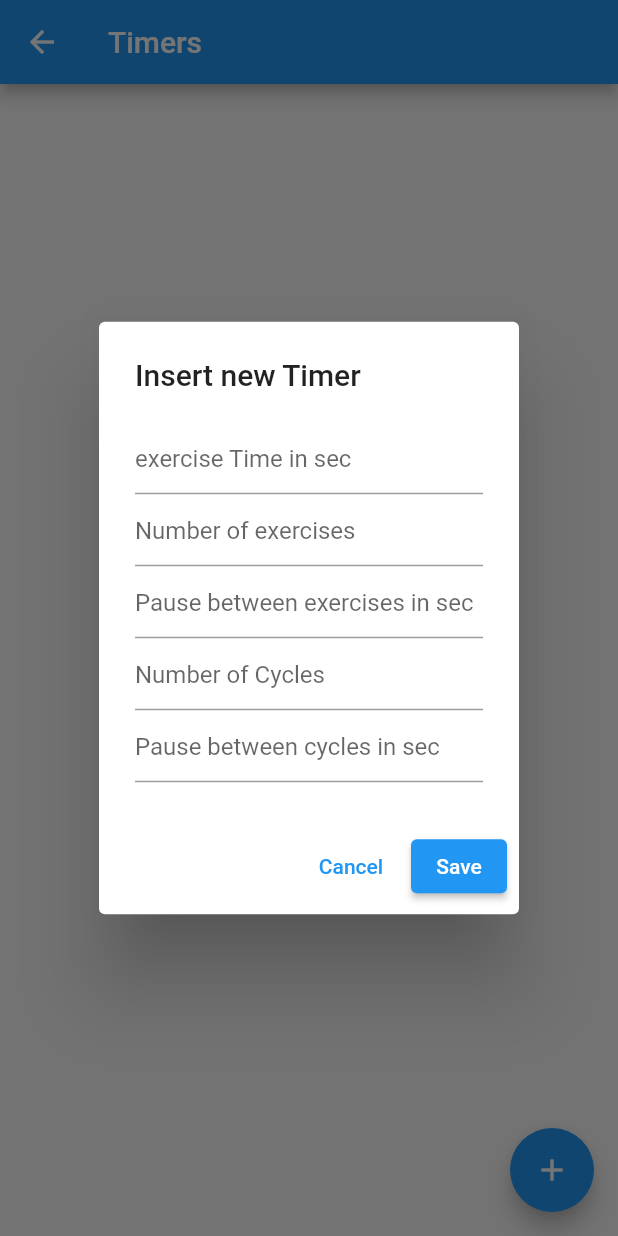
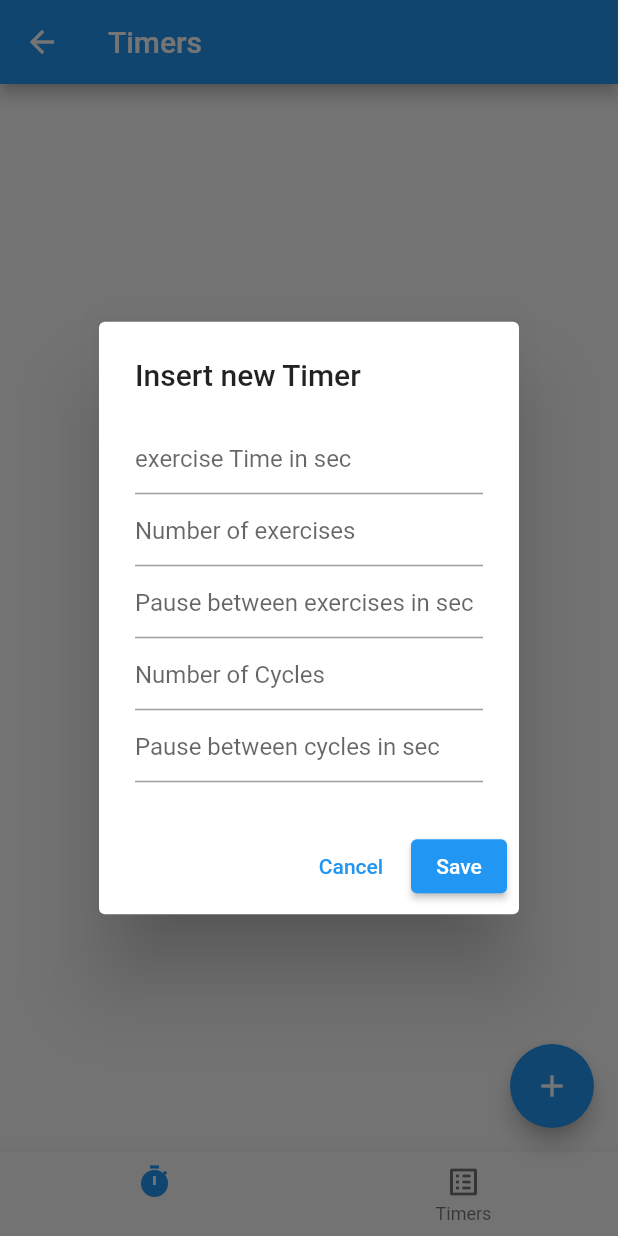
Before and after one commit to jobam/HoneyTime, a Flutter app: the screen it shows after launch, item 2 of the bottom bar chosen, after a tap on the "add" icon, on a phone screen of 412 x 824 dp. Run offline on Flutter 3.47's test engine with Material 2 defaults, Android fonts, the phone set to English and light mode, and no system bars; our stand-ins replace shared_preferences.

Commit message:
feat: Select timer to start

```diff
--- a/lib/main.dart
+++ b/lib/main.dart
@@ -1,6 +1,8 @@
 import 'package:flutter/material.dart';
 import 'package:honey_time/screens/list_screen.dart';
 import 'package:honey_time/screens/timer_screen.dart';
+
+import 'models/timer.dart';
 
 void main() {
   runApp(const MyApp());
@@ -18,9 +20,9 @@ class MyApp extends StatelessWidget {
           primarySwatch: Colors.blue
         ),
         routes: {
-          '/': (context) => TimerScreen(),
+          '/': (context) => TimerScreen(timer:Timer.DEFAULT_TIMER),
           '/list': (context) => ListScreen(),
         },
-        initialRoute: '/');
+        initialRoute: '/list');
   }
 }
--- a/lib/models/timer.dart
+++ b/lib/models/timer.dart
@@ -4,6 +4,14 @@ class Timer {
   static const int exercises_TIME_INSEC_DEFAULT = 25;
   static const int PAUSE_BETWEEN_EXERCISES_DEFAULT = 10;
   static const int PAUSE_BETWEEN_CYCLES_DEFAULT = 30;
+
+  static Timer DEFAULT_TIMER = Timer(
+      'DEFAULT',
+      CYCLE_DEFAULT,
+      exercises_NB_DEFAULT,
+      exercises_TIME_INSEC_DEFAULT,
+      PAUSE_BETWEEN_EXERCISES_DEFAULT,
+      PAUSE_BETWEEN_CYCLES_DEFAULT);
 
   String id = '';
   int cycles = CYCLE_DEFAULT;
@@ -27,9 +35,9 @@ class Timer {
         map['pauseBetweenCycles'] ?? PAUSE_BETWEEN_CYCLES_DEFAULT;
   }
 
-  Map<String, dynamic> toJson(){
+  Map<String, dynamic> toJson() {
     return {
-      'id':id,
+      'id': id,
       'cycles': cycles,
       'exercisesNb': exercisesNb,
       'exerciseTimeInSec': exerciseTimeInSec,
--- a/lib/screens/list_screen.dart
+++ b/lib/screens/list_screen.dart
@@ -1,5 +1,7 @@
 import 'package:flutter/material.dart';
 import 'package:honey_time/data/storeManager.dart';
+import 'package:honey_time/screens/timer_screen.dart';
+import 'package:honey_time/shared/menu_bottom.dart';
 import 'package:uuid/uuid.dart';
 
 import '../models/timer.dart';
@@ -32,8 +34,9 @@ class _ListScreenState extends State<ListScreen> {
       appBar: AppBar(
         // Here we take the value from the MyHomePage object that was created by
         // the App.build method, and use it to set our appbar title.
-        title: Text('Timers'),
+        title: const Text('Timers'),
       ),
+      bottomNavigationBar: const MenuBottom(),
       body: ListView(
         children: getContent(),
       ),
@@ -52,9 +55,15 @@ class _ListScreenState extends State<ListScreen> {
         onDismissed: (_) =>
             storeManager.delete(timer.id).then((_) => updateScreen()),
         child: ListTile(
+            onTap: () => Navigator.push(
+                context,
+                MaterialPageRoute(
+                  builder: (context) => TimerScreen(timer: timer),
+                )),
             title: Text(
                 "exercises: ${timer.exercisesNb} x ${timer.exerciseTimeInSec} / ${timer.pauseBetweenExercises}"),
-            subtitle: Text("cycles: ${timer.cycles} / ${timer.pauseBetweenCycles}")),
+            subtitle:
+                Text("cycles: ${timer.cycles} / ${timer.pauseBetweenCycles}")),
       ));
     });
     return tiles;
```
Also changed, not shown: lib/screens/timer_screen.dart (+8 -4 lines).
